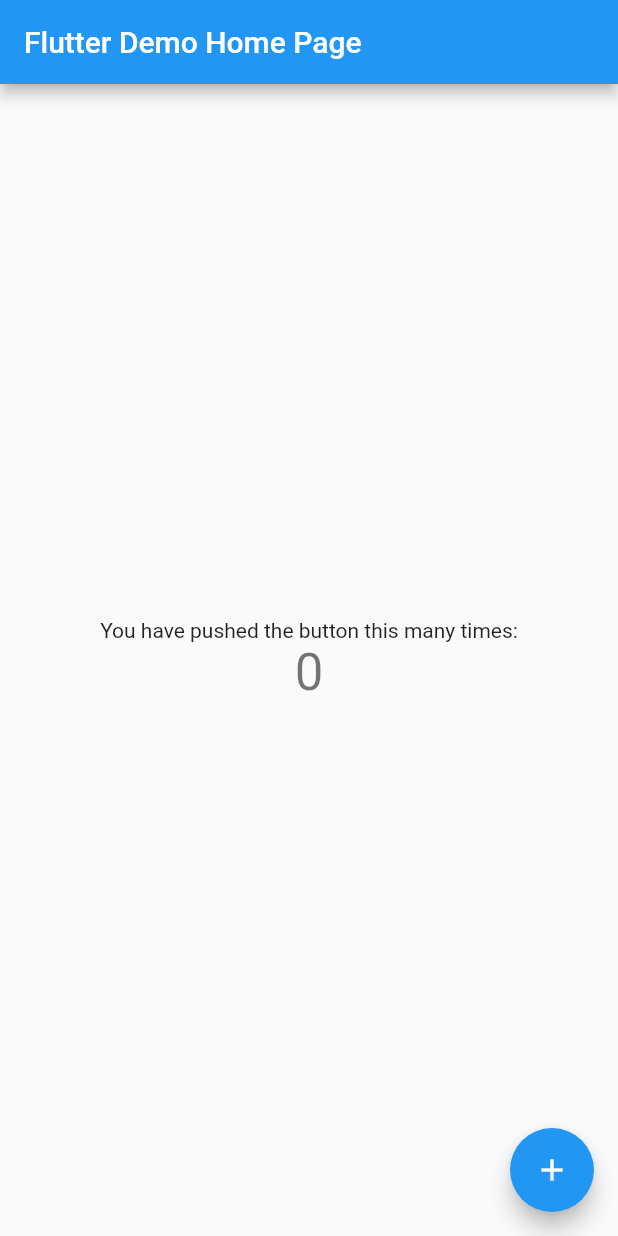
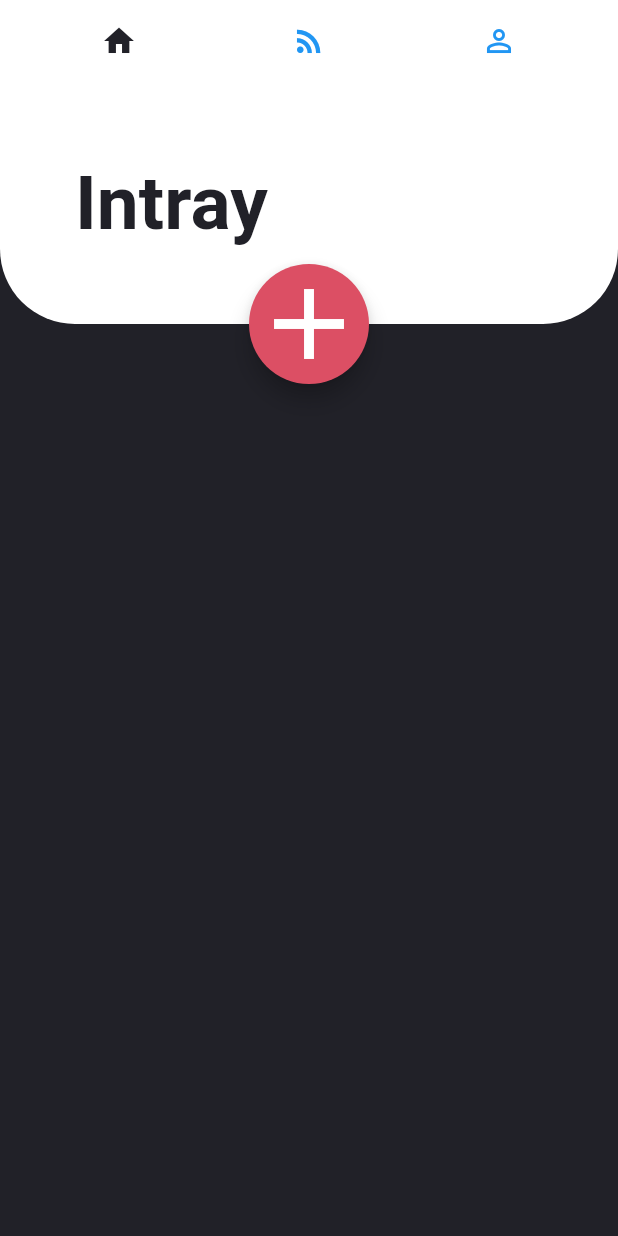
Before and after one commit to Xhushaohui/TodoApp, a Flutter app: the screen it shows after launch, on a phone screen of 412 x 824 dp. Run offline on Flutter 3.47's test engine with Material 2 defaults, Android fonts, the phone set to English and light mode, and no system bars; Roboto replaces fonts that are missing (Avenir).

Commit message:
Create intray top bar and button

```diff
--- a/App/todoapp/lib/main.dart
+++ b/App/todoapp/lib/main.dart
@@ -1,4 +1,5 @@
 import 'package:flutter/material.dart';
+import 'models/global.dart';
 
 void main() => runApp(MyApp());
 
@@ -7,35 +8,17 @@
   @override
   Widget build(BuildContext context) {
     return MaterialApp(
-      title: 'Flutter Demo',
+      title: 'Todo App',
       theme: ThemeData(
-        // This is the theme of your application.
-        //
-        // Try running your application with "flutter run". You'll see the
-        // application has a blue toolbar. Then, without quitting the app, try
-        // changing the primarySwatch below to Colors.green and then invoke
-        // "hot reload" (press "r" in the console where you ran "flutter run",
-        // or simply save your changes to "hot reload" in a Flutter IDE).
-        // Notice that the counter didn't reset back to zero; the application
-        // is not restarted.
-        primarySwatch: Colors.blue,
+        primarySwatch: Colors.grey,
       ),
-      home: MyHomePage(title: 'Flutter Demo Home Page'),
+      home: MyHomePage(title: 'Todo APp'),
     );
   }
 }
 
 class MyHomePage extends StatefulWidget {
   MyHomePage({Key key, this.title}) : super(key: key);
-
-  // This widget is the home page of your application. It is stateful, meaning
-  // that it has a State object (defined below) that contains fields that affect
-  // how it looks.
-
-  // This class is the configuration for the state. It holds the values (in this
-  // case the title) provided by the parent (in this case the App widget) and
-  // used by the build method of the State. Fields in a Widget subclass are
-  // always marked "final".
 
   final String title;
 
@@ -59,53 +42,85 @@
 
   @override
   Widget build(BuildContext context) {
-    // This method is rerun every time setState is called, for instance as done
-    // by the _incrementCounter method above.
-    //
-    // The Flutter framework has been optimized to make rerunning build methods
-    // fast, so that you can just rebuild anything that needs updating rather
-    // than having to individually change instances of widgets.
-    return Scaffold(
-      appBar: AppBar(
-        // Here we take the value from the MyHomePage object that was created by
-        // the App.build method, and use it to set our appbar title.
-        title: Text(widget.title),
-      ),
-      body: Center(
-        // Center is a layout widget. It takes a single child and positions it
-        // in the middle of the parent.
-        child: Column(
-          // Column is also a layout widget. It takes a list of children and
-          // arranges them vertically. By default, it sizes itself to fit its
-          // children horizontally, and tries to be as tall as its parent.
-          //
-          // Invoke "debug painting" (press "p" in the console, choose the
-          // "Toggle Debug Paint" action from the Flutter Inspector in Android
-          // Studio, or the "Toggle Debug Paint" command in Visual Studio Code)
-          // to see the wireframe for each widget.
-          //
-          // Column has various properties to control how it sizes itself and
-          // how it positions its children. Here we use mainAxisAlignment to
-          // center the children vertically; the main axis here is the vertical
-          // axis because Columns are vertical (the cross axis would be
-          // horizontal).
-          mainAxisAlignment: MainAxisAlignment.center,
-          children: <Widget>[
-            Text(
-              'You have pushed the button this many times:',
-            ),
-            Text(
-              '$_counter',
-              style: Theme.of(context).textTheme.display1,
-            ),
-          ],
+    return MaterialApp(
+      color: Colors.yellow,
+      home: SafeArea(
+        child: DefaultTabController(
+          length: 3,
+          child: new Scaffold(
+              body: Stack(
+                children: <Widget>[
+                  TabBarView(
+                    children: [
+                      new Container(
+                        color: darkGrayColor,
+                      ),
+                      new Container(
+                        color: Colors.orange,
+                      ),
+                      new Container(
+                        color: Colors.lightGreen,
+                      )
+                    ],
+                  ),
+                  Container(
+                    padding: EdgeInsets.only(left: 50),
+                    height: 160,
+                    decoration: BoxDecoration(
+                      borderRadius: BorderRadius.only(
+                        bottomLeft: Radius.circular(50),
+                        bottomRight: Radius.circular(50),
+                      ),
+                      color: Colors.white,
+                    ),
+                    child: Row(
+                      mainAxisAlignment: MainAxisAlignment.spaceBetween,
+                      children: <Widget>[
+                        Text(
+                          "Intray",
+                          style: intrayTitleStyle,
+                        ),
+                        Container()
+                      ],
+                    ),
+                  ),
+                  Container(
+                    height: 80,
+                    width: 80,
+                    margin: EdgeInsets.only(top: 120,left: MediaQuery.of(context).size.width*0.5 - 40),
+                    child: FloatingActionButton(
+                      child: Icon(Icons.add,size: 80,),
+                      backgroundColor: redColor,
+                      onPressed: (){},
+                      ),
+                  )
+                ],
+              ),
+              appBar: AppBar(
+                backgroundColor: Colors.white,
+                elevation: 0,
+                title: new TabBar(
+                  tabs: [
+                    Tab(
+                      icon: new Icon(Icons.home),
+                    ),
+                    Tab(
+                      icon: new Icon(Icons.rss_feed),
+                    ),
+                    Tab(
+                      icon: new Icon(Icons.perm_identity),
+                    ),
+                  ],
+                  labelColor: darkGrayColor,
+                  unselectedLabelColor: Colors.blue,
+                  indicatorSize: TabBarIndicatorSize.label,
+                  indicatorPadding: EdgeInsets.all(5.0),
+                  indicatorColor: Colors.transparent,
+                ),
+              ),
+              backgroundColor: Colors.white),
         ),
       ),
-      floatingActionButton: FloatingActionButton(
-        onPressed: _incrementCounter,
-        tooltip: 'Increment',
-        child: Icon(Icons.add),
-      ), // This trailing comma makes auto-formatting nicer for build methods.
     );
   }
 }
--- /dev/null
+++ b/App/todoapp/lib/models/global.dart
@@ -0,0 +1,7 @@
+import 'package:flutter/material.dart';
+
+Color darkGrayColor = new Color(0xFF212128);
+
+Color redColor = new Color(0xFFDC4F64);
+
+TextStyle intrayTitleStyle = new TextStyle(fontFamily: 'Avenir',color: darkGrayColor,fontWeight: FontWeight.bold,fontSize: 50);
```
Also changed, not shown: App/todoapp/flutter_01.png (added), App/todoapp/flutter_02.png (added), App/todoapp/flutter_03.png (added).
